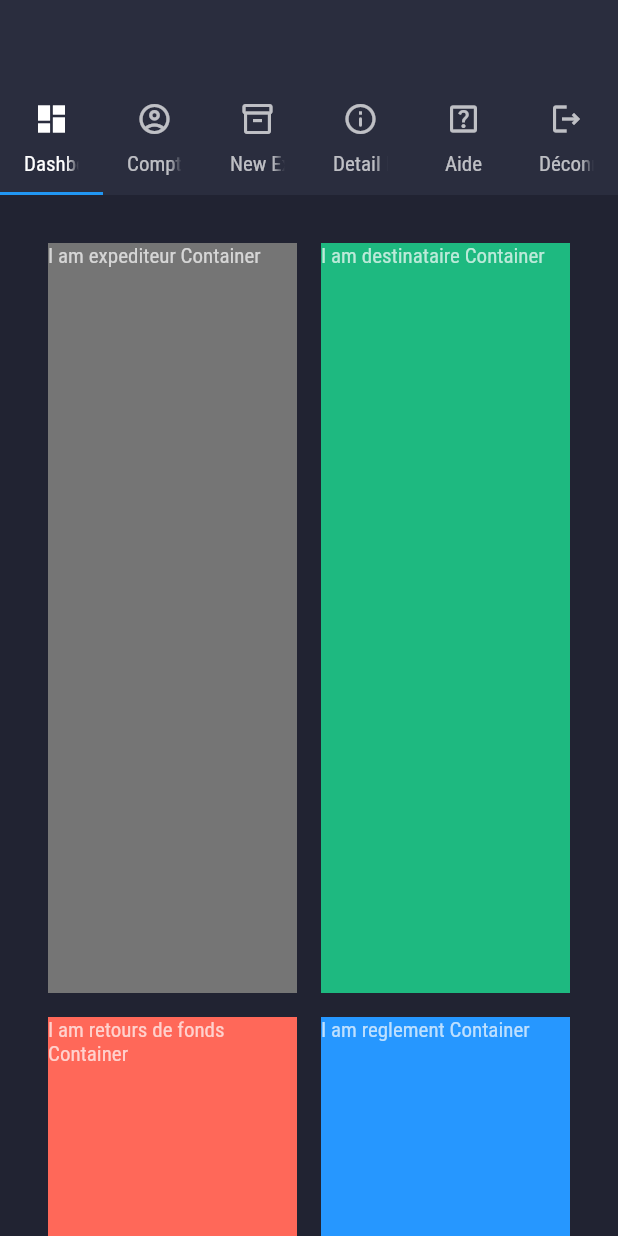
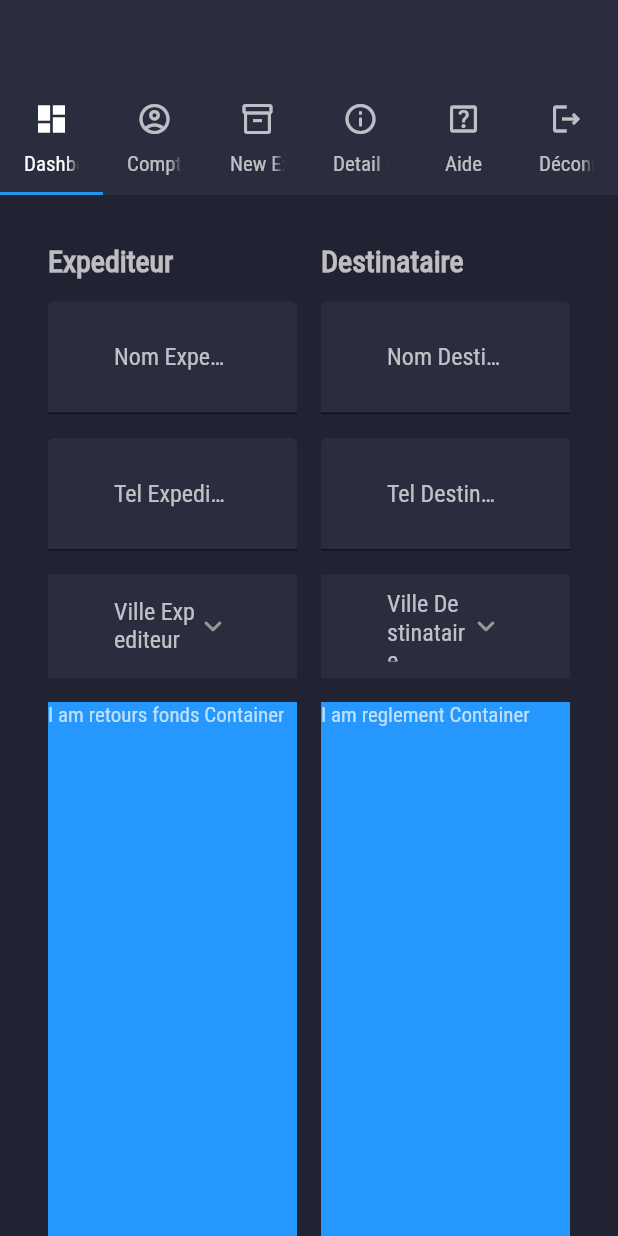
Before and after one commit to manal-elrhezzali/trancentum-web, a Flutter app: the screen it shows after launch, on a phone screen of 412 x 824 dp. Run offline on Flutter 3.47's test engine with Material 2 defaults, Android fonts, the light colour scheme and no system bars; our stand-ins replace fl_chart, flutter_svg.

Commit message:
new expedition screen expediteur and destinataire forms

```diff
--- /dev/null
+++ b/lib/components/default_text_field.dart
@@ -0,0 +1,31 @@
+import 'package:flutter/material.dart';
+
+import '../constants.dart';
+
+class DefaultTextField extends StatelessWidget {
+  const DefaultTextField({
+    Key key,
+    @required this.labelText,
+  }) : super(key: key);
+  final String labelText;
+
+  @override
+  Widget build(BuildContext context) {
+    return TextFormField(
+      style: TextStyle(color: whiteColor),
+      decoration: InputDecoration(
+        filled: true,
+        fillColor: bgColor,
+        border: underlineInputBorder,
+        focusedBorder: underlineInputBorder,
+        labelText: labelText,
+        floatingLabelBehavior: FloatingLabelBehavior.auto,
+        labelStyle: TextStyle(color: whiteColor),
+        contentPadding: EdgeInsets.symmetric(
+          horizontal: 44,
+          vertical: 20,
+        ),
+      ),
+    );
+  }
+}
--- a/lib/constants.dart
+++ b/lib/constants.dart
@@ -52,3 +52,9 @@ OutlineInputBorder outlineInputBorder() {
     borderSide: BorderSide(color: greyColor),
   );
 }
+
+ const underlineInputBorder = UnderlineInputBorder(
+      borderSide: BorderSide(
+        color: bgColor,
+      ),
+    );
--- a/lib/screens/new_expedition/components/body.dart
+++ b/lib/screens/new_expedition/components/body.dart
@@ -1,13 +1,57 @@
 import 'package:flutter/material.dart';
+import 'package:trancentum_web_app/components/default_text_field.dart';
+import 'package:trancentum_web_app/screens/home/components/section_title.dart';
 
 import '../../../constants.dart';
 import '../../../responsive_widget.dart';
+import 'drop_down_button.dart';
 
 class Body extends StatelessWidget {
   const Body({Key key}) : super(key: key);
+  Widget buildSubForm(String title, List<Widget> widgets) {
+    return Column(
+      crossAxisAlignment: CrossAxisAlignment.start,
+      children: [
+        SectionTitle(title: title),
+        SizedBox(height: defaultPadding),
+        ...widgets,
+      ],
+    );
+  }
 
   @override
   Widget build(BuildContext context) {
+    List listItemsVilleExpediteurDropDownButton = [
+      "Meknes",
+      "Casablanca",
+      "Fès",
+    ];
+    List listItemsVilleDestinataireDropDownButton = [
+      "Tanger",
+      "Errachidia",
+      "Larache",
+    ];
+    List listItemsRetoursFondsDropDownButton = [
+      "C/Remboursement",
+      "C/chèque",
+      "C/Traite",
+      "C/BL",
+    ];
+    List listItemsTypeMarchandiseDropDownButton = [
+      "marchandise 1",
+      "marchandise 2",
+    ];
+    List listItemsModePaiementDropDownButton = [
+      "PP",
+      "PPE",
+      "PD",
+      "PDE",
+    ];
+    List listItemsTypeTaxationDropDownButton = [
+      "Forfait",
+      "Taxation",
+      "Service",
+    ];
     return Center(
       child: SingleChildScrollView(
         padding: EdgeInsets.all(defaultPadding * 2),
@@ -21,17 +65,34 @@ class Body extends StatelessWidget {
                   child: Column(
                     children: [
                       Container(
-                        child: Text("I am expediteur Container"),
                         width: double.infinity,
-                        height: 500,
-                        color: greyColor,
+                        // height: 500,
+                        color: darkBgColor,
+                        child: buildSubForm(
+                          "Expediteur",
+                          [
+                            DefaultTextField(
+                              labelText: "Nom Expediteur",
+                            ),
+                            SizedBox(height: defaultPadding),
+                            DefaultTextField(
+                              labelText: "Tel Expediteur",
+                            ),
+                            SizedBox(height: defaultPadding),
+                            DropDownButton(
+                              hintText: "Ville Expediteur",
+                              dropDownItems:
+                                  listItemsVilleExpediteurDropDownButton,
+                            ),
+                          ],
+                        ),
                       ),
                       SizedBox(height: defaultPadding),
                       Container(
-                        child: Text("I am retours de fonds Container"),
+                        child: Text("I am retours fonds Container"),
                         width: double.infinity,
                         height: 500,
-                        color: redColor,
+                        color: primaryColor,
                       ),
                     ],
                   ),
@@ -41,10 +102,27 @@ class Body extends StatelessWidget {
                   child: Column(
                     children: [
                       Container(
-                        child: Text("I am destinataire Container"),
                         width: double.infinity,
-                        height: 500,
-                        color: greenColor,
+                        // height: 500,
+                        color: darkBgColor,
+                        child: buildSubForm(
+                          "Destinataire",
+                          [
+                            DefaultTextField(
+                              labelText: "Nom Destinataire",
+                            ),
+                            SizedBox(height: defaultPadding),
+                            DefaultTextField(
+                              labelText: "Tel Destinataire",
+                            ),
+                            SizedBox(height: defaultPadding),
+                            DropDownButton(
+                              hintText: "Ville Destinataire",
+                              dropDownItems:
+                                  listItemsVilleDestinataireDropDownButton,
+                            ),
+                          ],
+                        ),
                       ),
                       SizedBox(height: defaultPadding),
                       Container(
--- /dev/null
+++ b/lib/screens/new_expedition/components/drop_down_button.dart
@@ -0,0 +1,64 @@
+import 'package:flutter/material.dart';
+
+import '../../../constants.dart';
+
+class DropDownButton extends StatefulWidget {
+  const DropDownButton(
+      {Key key, @required this.dropDownItems, @required this.hintText})
+      : super(key: key);
+  final List dropDownItems;
+  final String hintText;
+  @override
+  State<DropDownButton> createState() => _DropDownButtonState();
+}
+
+class _DropDownButtonState extends State<DropDownButton> {
+  String valueChose;
+  @override
+  Widget build(BuildContext context) {
+    return Container(
+      padding: EdgeInsets.symmetric(
+        horizontal: 44,
+        vertical: 10,
+      ),
+      decoration: BoxDecoration(
+        color: bgColor,
+        border: Border(
+          bottom: BorderSide(
+            width: 1.0,
+            color: bgColor,
+          ),
+        ),
+        // border: unde/rlineInputBorder,
+      ),
+      child: DropdownButton(
+        hint: Text(
+          widget.hintText,
+          style: TextStyle(color: whiteColor),
+        ),
+        dropdownColor: darkBgColor,
+        icon: Icon(
+          Icons.keyboard_arrow_down_rounded,
+          color: kSecondaryColor,
+        ),
+        isExpanded: true,
+        underline: SizedBox(),
+        value: valueChose,
+        onChanged: (value) {
+          setState(() {
+            valueChose = value;
+          });
+        },
+        items: widget.dropDownItems.map((valueItem) {
+          return DropdownMenuItem(
+            value: valueItem,
+            child: Text(
+              valueItem,
+              style: TextStyle(color: Colors.white),
+            ),
+          );
+        }).toList(),
+      ),
+    );
+  }
+}
```
